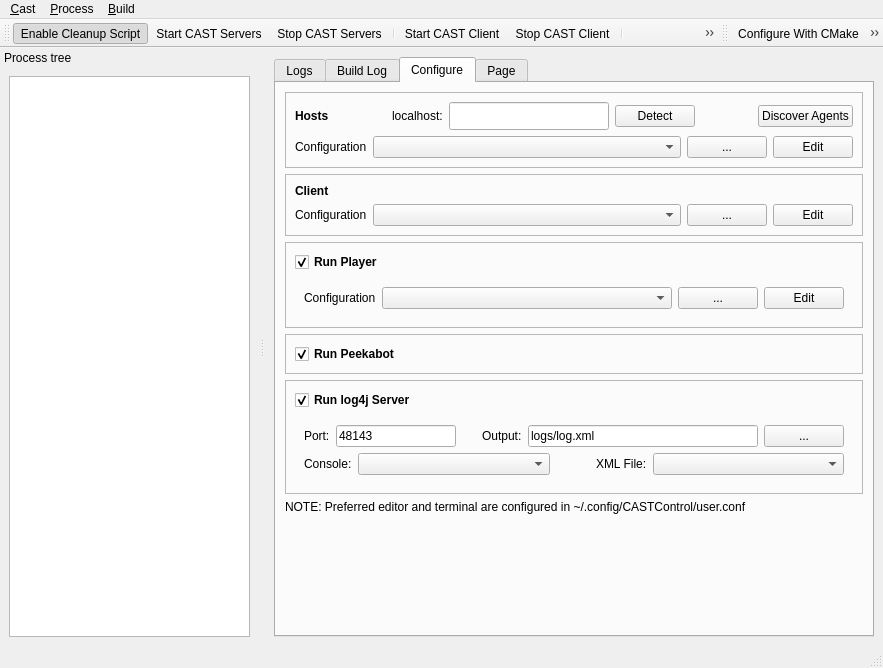
Old version of the form tools/castctrl/trunk/qtui/mainwindow.ui in the repository marc-hanheide/cogx.
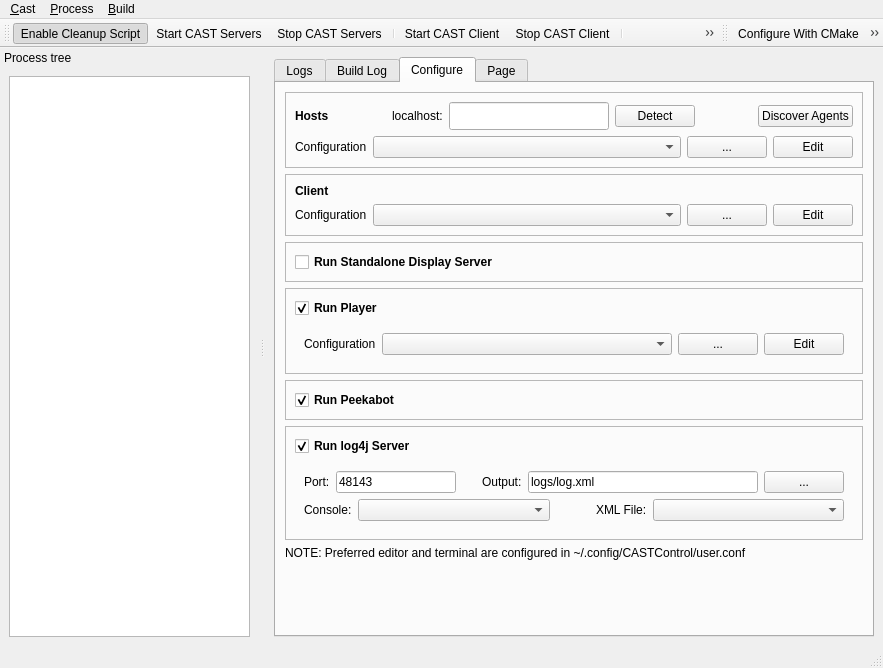
New version of the form. Icons and pictures are not drawn.

Commit message: castctrl: added an option to run a standalone v11n server process

Diff of the .ui file:
```diff
--- a/tools/castctrl/trunk/qtui/mainwindow.ui
+++ b/tools/castctrl/trunk/qtui/mainwindow.ui
@@ -406,6 +406,37 @@
              </layout>
             </widget>
            </item>
+           <item>
+            <widget class="QFrame" name="frame_9">
+             <property name="minimumSize">
+              <size>
+               <width>0</width>
+               <height>0</height>
+              </size>
+             </property>
+             <property name="frameShape">
+              <enum>QFrame::StyledPanel</enum>
+             </property>
+             <property name="frameShadow">
+              <enum>QFrame::Raised</enum>
+             </property>
+             <layout class="QVBoxLayout" name="verticalLayout_11">
+              <item>
+               <widget class="QCheckBox" name="ckRunDisplaySrv">
+                <property name="font">
+                 <font>
+                  <weight>75</weight>
+                  <bold>true</bold>
+                 </font>
+                </property>
+                <property name="text">
+                 <string>Run Standalone Display Server</string>
+                </property>
+               </widget>
+              </item>
+             </layout>
+            </widget>
+           </item>
            <item>
             <widget class="QFrame" name="frame_10">
              <property name="frameShape">
```
The commit also changes 5 other files.
